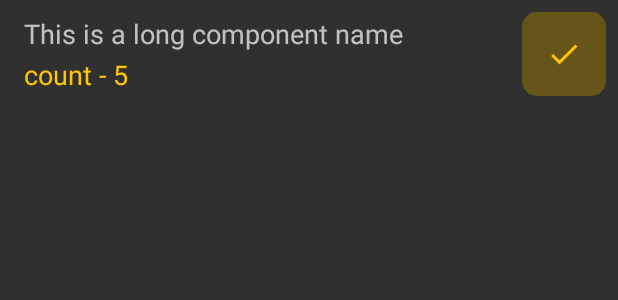
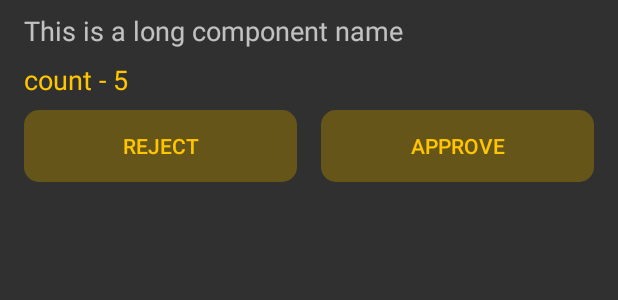
Before and after one commit to select-makeathon/Component-Management, an Android app: the layout item_component.xml on its own in the app's theme, with its tools: preview values and no code run, on a phone screen of 412 x 824 dp. Shown: the top 300 px of the screen. Run offline under Robolectric (Android 15) with nearby library versions, the phone set to English and light mode, and no system bars.

Commit message:
minor ui changes

```diff
--- a/app/src/main/java/com/minosai/compoentmanager/adapter/ComponentAdapter.kt
+++ b/app/src/main/java/com/minosai/compoentmanager/adapter/ComponentAdapter.kt
@@ -11,7 +11,7 @@ import com.minosai.compoentmanager.util.show
 import kotlinx.android.synthetic.main.item_component.view.*
 
 class ComponentAdapter(
-    var components: List<ComponentRequestModel>, var listener: (ComponentRequestModel, Int) -> Unit
+    var components: List<ComponentRequestModel>, var listener: (ComponentRequestModel, Int, String) -> Unit
 ) : RecyclerView.Adapter<ComponentAdapter.ComponentViewHolder>() {
 
     override fun onCreateViewHolder(parent: ViewGroup, viewType: Int) =
@@ -26,7 +26,7 @@ class ComponentAdapter(
     inner class ComponentViewHolder(itemView: View) : RecyclerView.ViewHolder(itemView) {
         fun bind(
             componentRequestModel: ComponentRequestModel,
-            lintener: (ComponentRequestModel, Int) -> Unit,
+            listener: (ComponentRequestModel, Int, String) -> Unit,
             position: Int
         ) = with(itemView) {
 
@@ -34,14 +34,18 @@ class ComponentAdapter(
             text_component_count.text = "count - ${componentRequestModel.count}"
 
             if (componentRequestModel.status == ComponentRequestModel.ComponentRequestStatus.PENDING) {
-                image_approve.show()
+                button_accept.show()
             } else {
-                image_approve.gone()
+                button_accept.gone()
             }
 
-            image_approve.setOnClickListener {
+            button_accept.setOnClickListener {
                 componentRequestModel.status = ComponentRequestModel.ComponentRequestStatus.APPROVED
-                listener(componentRequestModel, position)
+                listener(componentRequestModel, position, "UPDATE")
+            }
+
+            button_reject.setOnClickListener {
+                listener(componentRequestModel, position, "DELETE")
             }
 
         }
--- a/app/src/main/java/com/minosai/compoentmanager/adapter/TeamAdapter.kt
+++ b/app/src/main/java/com/minosai/compoentmanager/adapter/TeamAdapter.kt
@@ -29,8 +29,11 @@ class TeamAdapter(
             with(rv_components) {
                 layoutManager = LinearLayoutManager(context)
                 setHasFixedSize(true)
-                adapter = ComponentAdapter(team.componentRequests) { componentRequestModel, position ->
-                    team.componentRequests[position] = componentRequestModel
+                adapter = ComponentAdapter(team.componentRequests) { componentRequestModel, position, action ->
+                    when(action) {
+                        "UPDATE" -> team.componentRequests[position] = componentRequestModel
+                        "DELETE" -> team.componentRequests.removeAt(position)
+                    }
                     listener(team)
                 }
             }
--- a/app/src/main/res/layout/item_component.xml
+++ b/app/src/main/res/layout/item_component.xml
@@ -12,27 +12,45 @@
             android:layout_height="wrap_content"
             android:id="@+id/text_component_name"
             android:layout_weight="1"
-            app:layout_constraintTop_toTopOf="parent" android:layout_marginEnd="8dp"
-            app:layout_constraintEnd_toStartOf="@+id/image_approve" app:layout_constraintStart_toStartOf="parent"
-            android:layout_marginStart="8dp" app:layout_constraintHorizontal_bias="0.5"
+            android:textSize="18sp" app:layout_constraintTop_toTopOf="parent"
             app:layout_constraintBottom_toTopOf="@+id/text_component_count"
-            app:layout_constraintVertical_chainStyle="spread" android:textSize="18sp"/>
+            app:layout_constraintStart_toStartOf="parent" android:layout_marginStart="8dp"
+            app:layout_constraintEnd_toEndOf="parent" android:layout_marginEnd="8dp"
+            app:layout_constraintVertical_chainStyle="spread"/>
 
     <TextView
-            android:layout_width="wrap_content"
+            android:layout_width="0dp"
             android:layout_height="wrap_content"
             android:id="@+id/text_component_count"
-            tools:text="count - 5" android:gravity="center"
+            tools:text="count - 5"
+            android:textColor="@color/colorAccent"
+            android:textSize="18sp"
+            app:layout_constraintTop_toBottomOf="@+id/text_component_name"
+            app:layout_constraintBottom_toTopOf="@+id/button_reject" android:layout_marginStart="8dp"
+            app:layout_constraintStart_toStartOf="parent" android:layout_marginEnd="8dp"
+            app:layout_constraintEnd_toEndOf="parent" android:layout_marginTop="8dp"
+            android:layout_marginBottom="8dp"/>
+    <Button
+            android:text="reject"
+            android:layout_width="0dp"
+            android:layout_height="wrap_content"
+            android:id="@+id/button_reject"
             app:layout_constraintBottom_toBottomOf="parent"
-            app:layout_constraintTop_toBottomOf="@+id/text_component_name"
-            app:layout_constraintStart_toStartOf="@+id/text_component_name" android:textColor="@color/colorAccent"
-            android:textSize="18sp"/>
-    <ImageView
-            android:layout_width="wrap_content"
-            android:layout_height="wrap_content" app:srcCompat="@drawable/ic_done_black_24dp"
-            android:id="@+id/image_approve"
-            android:padding="16dp" app:layout_constraintEnd_toEndOf="parent"
-            app:layout_constraintTop_toTopOf="parent"
-            app:layout_constraintBottom_toBottomOf="parent" android:background="@drawable/bg_muted_yellow_curve"
-            android:tint="@color/colorAccent" android:foreground="@drawable/bg_ripple"/>
+            app:layout_constraintTop_toBottomOf="@+id/text_component_count"
+            app:layout_constraintStart_toStartOf="parent" app:layout_constraintHorizontal_bias="0.5"
+            app:layout_constraintEnd_toStartOf="@+id/button_accept"
+            app:layout_constraintHorizontal_chainStyle="spread"
+            style="@style/Widget.AppCompat.Button.Borderless.Colored"
+            android:background="@drawable/bg_muted_yellow_curve" android:layout_marginEnd="8dp"
+            android:layout_marginStart="8dp"/>
+    <Button
+            android:text="approve"
+            android:layout_width="0dp"
+            android:layout_height="wrap_content"
+            android:id="@+id/button_accept"
+            app:layout_constraintBaseline_toBaselineOf="@+id/button_reject"
+            app:layout_constraintStart_toEndOf="@+id/button_reject"
+            app:layout_constraintHorizontal_bias="0.5" app:layout_constraintEnd_toEndOf="parent"
+            android:layout_marginEnd="8dp" android:background="@drawable/bg_muted_yellow_curve"
+            android:textColor="@color/colorAccent" android:layout_marginStart="8dp"/>
 </androidx.constraintlayout.widget.ConstraintLayout>
```
